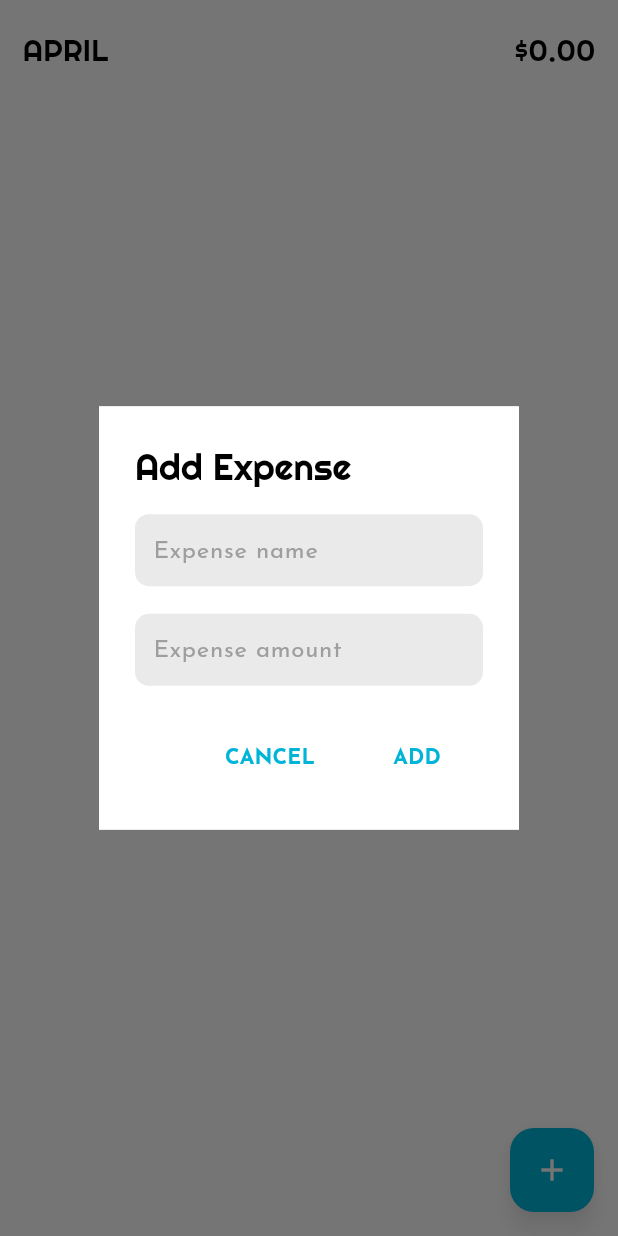
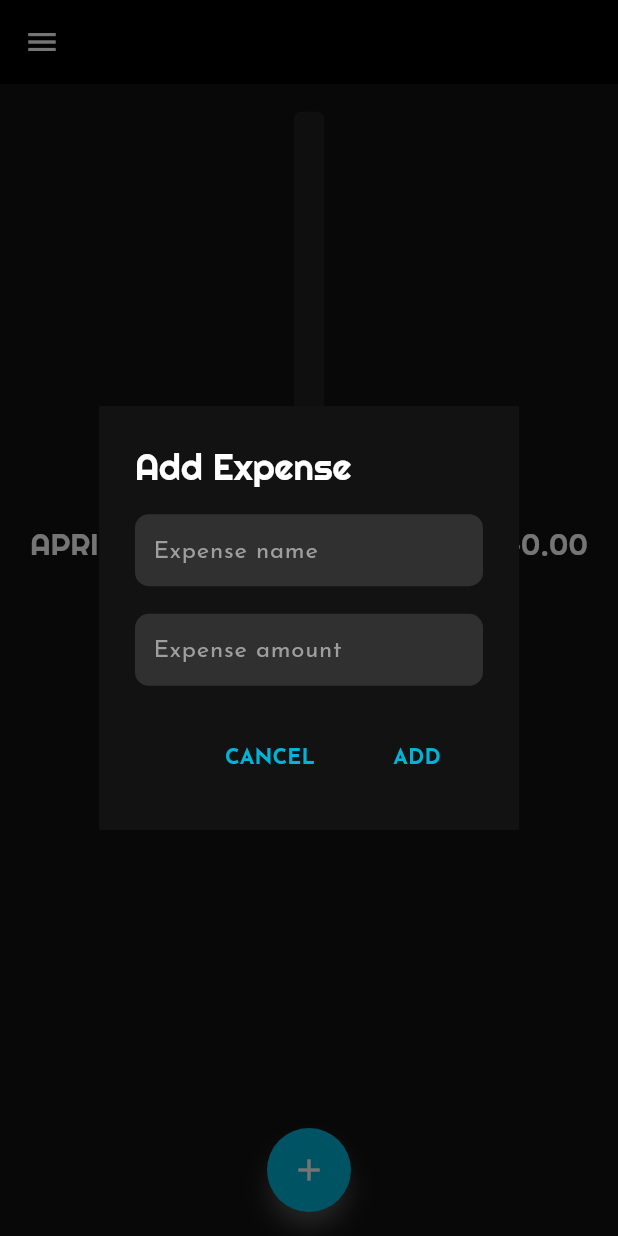
Before and after one commit to Saim22Ahmed/Expensio, a Flutter app: the HomePage screen opened directly, after a tap on the "add" icon, on a phone screen of 412 x 824 dp. Run offline on Flutter 3.47's test engine with Material 3 defaults, Android fonts, the phone set to English and light mode, and no system bars; drawn by our look-alikes of fl_chart, flutter_animate; our stand-ins replace flutter_riverpod, flutter_screenutil, flutter_slidable, google_fonts, isar; accounts and stored records are empty; generated files the repository leaves out were written again.

```diff
--- a/lib/components/bar graph/bar_graph.dart
+++ b/lib/components/bar graph/bar_graph.dart
@@ -4,10 +4,11 @@ import 'package:expense_tracker/components/bar%20graph/individual_bar.dart';
 import 'package:expense_tracker/constants.dart';
 import 'package:fl_chart/fl_chart.dart';
 import 'package:flutter/material.dart';
+import 'package:flutter_animate/flutter_animate.dart';
 import 'package:flutter_screenutil/flutter_screenutil.dart';
 
 class MyBarGraph extends StatefulWidget {
-  const MyBarGraph(
+  MyBarGraph(
       {super.key, required this.monthlySummary, required this.startMonth});
 
   final List<double> monthlySummary;
@@ -19,6 +20,14 @@ class MyBarGraph extends StatefulWidget {
 
 class _MyBarGraphState extends State<MyBarGraph> {
   List<IndividualBar> barData = [];
+  final _scrollController = ScrollController();
+
+  @override
+  void initState() {
+    // TODO: implement initState
+    WidgetsBinding.instance.addPostFrameCallback((timeStamp) => ScrollToTop());
+    super.initState();
+  }
 
   void initializeBarData() {
     log('Bar Graph Screen');
@@ -47,19 +56,23 @@ class _MyBarGraphState extends State<MyBarGraph> {
     return max;
   }
 
+  void ScrollToTop() {
+    _scrollController.animateTo(_scrollController.position.maxScrollExtent,
+        duration: const Duration(seconds: 1), curve: Curves.fastOutSlowIn);
+  }
+
   @override
   Widget build(BuildContext context) {
     double barWidth = 20;
     double spaceBetweenBars = 15;
     initializeBarData();
     return SingleChildScrollView(
+      controller: _scrollController,
       physics: BouncingScrollPhysics(),
       scrollDirection: Axis.horizontal,
-      child: Padding(
-        padding: EdgeInsets.symmetric(horizontal: 10),
       child: SizedBox(
-          width: barWidth * barData.length +
-              spaceBetweenBars * (barData.length - 1),
+        width:
+            barWidth * barData.length + spaceBetweenBars * (barData.length - 1),
         child: BarChart(BarChartData(
           minY: 0,
           maxY: calculateMaxValue(),
@@ -67,12 +80,10 @@ class _MyBarGraphState extends State<MyBarGraph> {
           borderData: FlBorderData(show: false),
           titlesData: FlTitlesData(
               show: true,
-                topTitles:
-                    AxisTitles(sideTitles: SideTitles(showTitles: false)),
+              topTitles: AxisTitles(sideTitles: SideTitles(showTitles: false)),
               rightTitles:
                   AxisTitles(sideTitles: SideTitles(showTitles: false)),
-                leftTitles:
-                    AxisTitles(sideTitles: SideTitles(showTitles: false)),
+              leftTitles: AxisTitles(sideTitles: SideTitles(showTitles: false)),
               bottomTitles: AxisTitles(
                   sideTitles: SideTitles(
                       reservedSize: 25.sp,
@@ -94,7 +105,9 @@ class _MyBarGraphState extends State<MyBarGraph> {
               .toList(),
           alignment: BarChartAlignment.center,
           groupsSpace: spaceBetweenBars,
-          )),
+        )).animate().shimmer(
+              duration: 2.seconds,
+              angle: 90,
             ),
       ),
     );
@@ -103,47 +116,47 @@ class _MyBarGraphState extends State<MyBarGraph> {
 
 Widget getBottomTitles(double value, TitleMeta meta) {
   final style = TextStyle(
-    fontWeight: FontWeight.bold,
+    // fontWeight: FontWeight.bold,
     fontSize: 12.sp,
   );
 
   String text;
   switch (value.toInt() % 12) {
     case 0:
-      text = 'J';
+      text = 'Jan';
       break;
     case 1:
-      text = 'F';
+      text = 'Feb';
       break;
     case 2:
-      text = 'M';
+      text = 'Mar';
       break;
     case 3:
-      text = 'A';
+      text = 'Apr';
       break;
     case 4:
-      text = 'M';
+      text = 'May';
       break;
     case 5:
-      text = 'J';
+      text = 'Jun';
       break;
     case 6:
-      text = 'J';
+      text = 'Jul';
       break;
     case 7:
-      text = 'A';
+      text = 'Aug';
       break;
     case 8:
-      text = 'S';
+      text = 'Sep';
       break;
     case 9:
-      text = 'O';
+      text = 'Oct';
       break;
     case 10:
-      text = 'N';
+      text = 'Nov';
       break;
     case 11:
-      text = 'D';
+      text = 'Dec';
       break;
     default:
       text = '';
--- /dev/null
+++ b/lib/components/drawer/mydrawer.dart
@@ -0,0 +1,61 @@
+import 'dart:ui';
+
+import 'package:expense_tracker/constants.dart';
+import 'package:expense_tracker/provider/theme_provider.dart';
+import 'package:expense_tracker/theme/dark_theme.dart';
+import 'package:flutter/material.dart';
+import 'package:flutter_riverpod/flutter_riverpod.dart';
+import 'package:flutter_screenutil/flutter_screenutil.dart';
+
+class MyDrawer extends StatelessWidget {
+  const MyDrawer({
+    super.key,
+  });
+
+  @override
+  Widget build(BuildContext context) {
+    return Drawer(
+      backgroundColor: themecolor,
+      // backgroundColor: Colors.transparent,
+      child: Column(
+        children: [
+          // header
+          Theme(
+            data: Theme.of(context).copyWith(
+                dividerTheme: DividerThemeData(color: Colors.transparent)),
+            child: DrawerHeader(
+                child: Icon(
+              Icons.account_balance_wallet_rounded,
+              color: Colors.white,
+              size: 60.sp,
+            )),
+          ),
+
+          Text(
+            'Stats',
+            style: TextStyle(fontSize: 20.sp, color: Colors.white),
+          ),
+
+          Text(
+            'Dark Mode',
+            style: TextStyle(fontSize: 20.sp, color: Colors.white),
+          ),
+
+          // switch
+          Consumer(
+            builder: (BuildContext context, WidgetRef ref, Widget? child) {
+              return Switch(
+                  inactiveTrackColor: Theme.of(context).colorScheme.onTertiary,
+                  activeTrackColor: Theme.of(context).colorScheme.tertiary,
+                  value: ref.watch(themeProvider).themeData == darkTheme,
+                  onChanged: (value) {
+                    Navigator.pop(context);
+                    ref.watch(themeProvider).toggleTheme();
+                  });
+            },
+          ),
+        ],
+      ),
+    );
+  }
+}
--- a/lib/database/expense_database.dart
+++ b/lib/database/expense_database.dart
@@ -68,22 +68,22 @@ class ExpenseDatabase extends ChangeNotifier {
   /* helper */
 
   //total monthle expenses
-  Future<Map<int, double>> totalMonthlyExpenses() async {
+  Future<Map<String, double>> totalMonthlyExpenses() async {
     // read expenses
     await getAllExpenses();
 
-    Map<int, double> monthlyExpenses = {};
+    Map<String, double> monthlyExpenses = {};
 
     // loop through each expense
     for (var expense in _allExpenses) {
       // get month and year
-      int month = expense.data.month;
+      String yearMonth = "${expense.data.year}-${expense.data.month}";
 
-      if (!monthlyExpenses.containsKey(month)) {
-        monthlyExpenses[month] = 0;
+      if (!monthlyExpenses.containsKey(yearMonth)) {
+        monthlyExpenses[yearMonth] = 0;
       }
 
-      monthlyExpenses[month] = monthlyExpenses[month]! + expense.amount;
+      monthlyExpenses[yearMonth] = monthlyExpenses[yearMonth]! + expense.amount;
     }
 
     return monthlyExpenses;
@@ -167,4 +167,9 @@ class ExpenseDatabase extends ChangeNotifier {
     ];
     return months[now.month - 1];
   }
+
+  // get current year name
+  String getCurrentYearName() {
+    return DateTime.now().year.toString();
+  }
 }
--- /dev/null
+++ b/lib/pages/expenseDetails_page.dart
@@ -0,0 +1,127 @@
+import 'dart:developer';
+import 'dart:math' as mi;
+import 'dart:ui';
+
+import 'package:expense_tracker/database/expense_database.dart';
+import 'package:expense_tracker/models/expense.dart';
+import 'package:fl_chart/fl_chart.dart';
+import 'package:flutter/material.dart';
+import 'package:flutter_animate/flutter_animate.dart';
+import 'package:flutter_riverpod/flutter_riverpod.dart';
+import 'package:flutter_screenutil/flutter_screenutil.dart';
+import 'package:google_fonts/google_fonts.dart';
+
+class ExpenseDetails extends ConsumerStatefulWidget {
+  const ExpenseDetails({super.key});
+
+  @override
+  ExpenseDetailsState createState() => ExpenseDetailsState();
+}
+
+class ExpenseDetailsState extends ConsumerState<ExpenseDetails> {
+  List<Color> myColorList = [
+    Colors.red,
+    Colors.blue,
+    Colors.green,
+    Colors.yellow
+  ];
+
+  List<Color> generateDifferentRandomColors(int count) {
+    List<Color> result = [];
+    mi.Random random = mi.Random();
+
+    // Generate a list of random colors from Colors.primaries
+    while (result.length < count) {
+      Color newColor =
+          Colors.primaries[random.nextInt(myColorList.length)].withOpacity(1.0);
+      // Check if the new color is different from the existing ones
+      bool isDifferent = true;
+      for (Color existingColor in result) {
+        if (newColor.value == existingColor.value) {
+          isDifferent = false;
+          break;
+        }
+      }
+      // If the new color is different, add it to the result list
+      if (isDifferent) {
+        result.add(newColor);
+      }
+    }
+
+    return result;
+  }
+
+  @override
+  Widget build(BuildContext context) {
+    return SafeArea(
+      child: Consumer(
+        builder: (BuildContext context, WidgetRef ref, Widget? child) {
+          List<Expense> currentMonthExpense =
+              ref.watch(expenseProvider).getCurrentMonthExpenses();
+
+          log(currentMonthExpense[0].name.toString());
+          log(currentMonthExpense[1].name.toString());
+          log(currentMonthExpense[2].name.toString());
+          // log(currentMonthExpense[3].name.toString());
+
+          // Calculate total expense amount for the current month
+          double totalExpenseAmount = currentMonthExpense.fold(
+              0, (previousValue, element) => previousValue + element.amount);
+
+          log(totalExpenseAmount.toString());
+
+          List<PieChartSectionData> pieChartSections =
+              currentMonthExpense.map((expense) {
+            // Calculate percentage of total amount for each expense
+            double percentage = (expense.amount / totalExpenseAmount) * 100;
+
+            return PieChartSectionData(
+              color: generateDifferentRandomColors(
+                  10)[0], // You can define a function to get random colors
+              value: percentage,
+              title: '${expense.amount}',
+              radius: 100.0,
+            );
+          }).toList();
+
+          return Scaffold(
+            appBar: AppBar(
+              automaticallyImplyLeading: true,
+            ),
+            body: Column(
+              // mainAxisAlignment: MainAxisAlignment.start,
+              children: [
+                Text(
+                    '${ref.watch(expenseProvider).getCurrentMonthName()} EXPENSES',
+                    style: TextStyle(
+                      fontFamily: GoogleFonts.righteous().fontFamily,
+                      fontSize: 26.sp,
+                    )),
+                10.verticalSpace,
+                SizedBox(
+                  height: 300.h,
+                  child: PieChart(
+                    PieChartData(
+                      pieTouchData: PieTouchData(
+                        touchCallback: (FlTouchEvent event, pieTouchResponse) {
+                          if (!event.isInterestedForInteractions ||
+                              pieTouchResponse == null ||
+                              pieTouchResponse.touchedSection == null) {
+                            return;
+                          }
+                        },
+                      ),
+                      sections: pieChartSections,
+                      sectionsSpace: 10,
+                      centerSpaceRadius: double.infinity,
+                    ),
+                  ).animate().shimmer(duration: const Duration(seconds: 2)),
+                ),
+              ],
+            ),
+          );
+        },
+      ),
+    );
+  }
+}
--- a/lib/pages/home_page.dart
+++ b/lib/pages/home_page.dart
@@ -2,14 +2,17 @@ import 'dart:developer';
 
 import 'package:expense_tracker/components/MyListTile.dart';
 import 'package:expense_tracker/components/bar%20graph/bar_graph.dart';
+import 'package:expense_tracker/components/drawer/mydrawer.dart';
 import 'package:expense_tracker/components/myTextField.dart';
 import 'package:expense_tracker/constants.dart';
 import 'package:expense_tracker/database/expense_database.dart';
 import 'package:expense_tracker/helper/helper.dart';
 import 'package:expense_tracker/models/expense.dart';
+import 'package:expense_tracker/provider/theme_provider.dart';
 import 'package:expense_tracker/utils/utils.dart';
 import 'package:flutter/material.dart';
 import 'package:flutter/widgets.dart';
+import 'package:flutter_animate/flutter_animate.dart';
 import 'package:flutter_riverpod/flutter_riverpod.dart';
 import 'package:flutter_screenutil/flutter_screenutil.dart';
 
@@ -155,12 +158,13 @@ class HomePageState extends ConsumerState<HomePage> {
   }
 
   // bar graph future
-  Future<Map<int, double>>? _monthlyTotalFuture;
+  Future<Map<String, double>>? _monthlyTotalFuture;
   Future<double>? _currentMonthTotal;
   @override
   void initState() {
     // TODO: implement initState
     ref.read(expenseProvider.notifier).getAllExpenses();
+
     refreshData();
 
     log('init state called');
@@ -176,32 +180,28 @@ class HomePageState extends ConsumerState<HomePage> {
 
   @override
   Widget build(BuildContext context) {
+    return Consumer(
+        builder: (BuildContext context, WidgetRef ref, Widget? child) {
+      ref.watch(themeProvider).addListener(() {
+        refreshData();
+        // setState(() {});
+      });
       return Scaffold(
+          drawer: MyDrawer(),
+          appBar: AppBar(),
+          floatingActionButtonLocation:
+              FloatingActionButtonLocation.centerFloat,
           floatingActionButton: FloatingActionButton(
+            shape:
+                RoundedRectangleBorder(borderRadius: BorderRadius.circular(40)),
             onPressed: () => addExpense(context),
             child: Icon(Icons.add),
           ),
           body: SafeArea(
             child: Padding(
-            padding: EdgeInsets.symmetric(horizontal: 15.0),
+              padding: EdgeInsets.symmetric(horizontal: 10.0),
               child: Column(
                 children: [
-                20.verticalSpace,
-
-                // current month total
-                Row(
-                  mainAxisAlignment: MainAxisAlignment.spaceBetween,
-                  children: [
-                    Text(
-                      ref.watch(expenseProvider).getCurrentMonthName(),
-                      style: TextStyle(
-                          fontFamily: GoogleFonts.righteous().fontFamily,
-                          fontSize: 20.sp),
-                    ),
-                    CurrentMonthTotal(),
-                  ],
-                ),
-
                   20.verticalSpace,
 
                   // BarGraph
@@ -210,18 +210,25 @@ class HomePageState extends ConsumerState<HomePage> {
                     child: FutureBuilder(
                         future: _monthlyTotalFuture,
                         builder: (context, snapshot) {
-                        if (snapshot.connectionState == ConnectionState.done) {
-                          final monthlyTotals = snapshot.data ?? {};
-                          log('monthly Totals : ' + monthlyTotals.toString());
-                          log('monthcount : ' + getMonthCount().toString());
-                          log('startMonth : ' + getStartMonth().toString());
-                          List<double> monthlySummary = List.generate(
-                              getMonthCount(),
-                              (index) =>
-                                  monthlyTotals[(getStartMonth() + index)] ??
-                                  0.0);
-                          log('monthlySummary : ' + monthlySummary.toString());
-                          log('monthlyTotals : ' + monthlyTotals.toString());
+                          if (snapshot.connectionState ==
+                              ConnectionState.done) {
+                            Map<String, double> monthlyTotals =
+                                snapshot.data ?? {};
+
+                            List<double> monthlySummary =
+                                List.generate(getMonthCount(), (index) {
+                              int year = getStartYear() +
+                                  (getStartMonth() + index - 1) ~/ 12;
+                              int month =
+                                  (getStartMonth() + index - 1) % 12 + 1;
+
+                              // key
+
+                              String key = "$year-$month";
+
+                              return monthlyTotals[key] ?? 0.0;
+                            });
+
                             return MyBarGraph(
                                 monthlySummary: monthlySummary,
                                 startMonth: getStartMonth());
@@ -235,9 +242,28 @@ class HomePageState extends ConsumerState<HomePage> {
                   ),
 
                   20.verticalSpace,
+                  // current month total
+                  Container(
+                    margin: EdgeInsets.symmetric(horizontal: 10, vertical: 5),
+                    decoration: BoxDecoration(),
+                    child: Row(
+                      mainAxisAlignment: MainAxisAlignment.spaceBetween,
+                      children: [
+                        Text(
+                          "${ref.watch(expenseProvider).getCurrentMonthName()} '${ref.watch(expenseProvider).getCurrentYearName()}",
+                          style: TextStyle(
+                              fontFamily: GoogleFonts.righteous().fontFamily,
+                              fontSize: 20.sp),
+                        ),
+                        CurrentMonthTotal(),
+                      ],
+                    ),
+                  ),
+                  20.verticalSpace,
                   // expenses
                   Expanded(
                     child: ListView.builder(
+                        physics: BouncingScrollPhysics(),
                         itemCount: ref
                             .watch(expenseProvider)
                             .getCurrentMonthExpenses()
@@ -265,7 +291,8 @@ class HomePageState extends ConsumerState<HomePage> {
                             title: expense.name,
                             trailing: formatAmount(expense.amount),
                             onEditPressed: (context) => editExpense(expense),
-                          onDeletePressed: (context) => deleteExpense(expense),
+                            onDeletePressed: (context) =>
+                                deleteExpense(expense),
                           );
                         }),
                   ),
@@ -273,6 +300,7 @@ class HomePageState extends ConsumerState<HomePage> {
               ),
             ),
           ));
+    });
   }
 
   FutureBuilder<double> CurrentMonthTotal() {
--- a/lib/provider/theme_provider.dart
+++ b/lib/provider/theme_provider.dart
@@ -1,3 +1,5 @@
+import 'dart:developer';
+
 import 'package:expense_tracker/theme/dark_theme.dart';
 import 'package:expense_tracker/theme/light_theme.dart';
 import 'package:flutter/material.dart';
@@ -8,7 +10,7 @@ final themeProvider = ChangeNotifierProvider<ThemeNotifier>(
 );
 
 class ThemeNotifier extends ChangeNotifier {
-  ThemeData _themeData = lightTheme;
+  ThemeData _themeData = darkTheme;
 
   ThemeData get themeData => _themeData;
 
@@ -18,6 +20,7 @@ class ThemeNotifier extends ChangeNotifier {
   }
 
   void toggleTheme() {
+    log('toggling theme');
     themeData = _themeData == lightTheme ? darkTheme : lightTheme;
 
     notifyListeners();
--- a/pubspec.yaml
+++ b/pubspec.yaml
@@ -44,6 +44,7 @@ dependencies:
   intl: ^0.19.0
   flutter_slidable: ^3.1.0
   fl_chart: ^0.67.0
+  flutter_animate: ^4.5.0
 
 
 dev_dependencies:
```
Also changed, not shown: lib/components/MyListTile.dart (+10 -3 lines), lib/main.dart (+11 -5 lines), pubspec.lock. Lines whose indentation alone changed are shown as unchanged.
